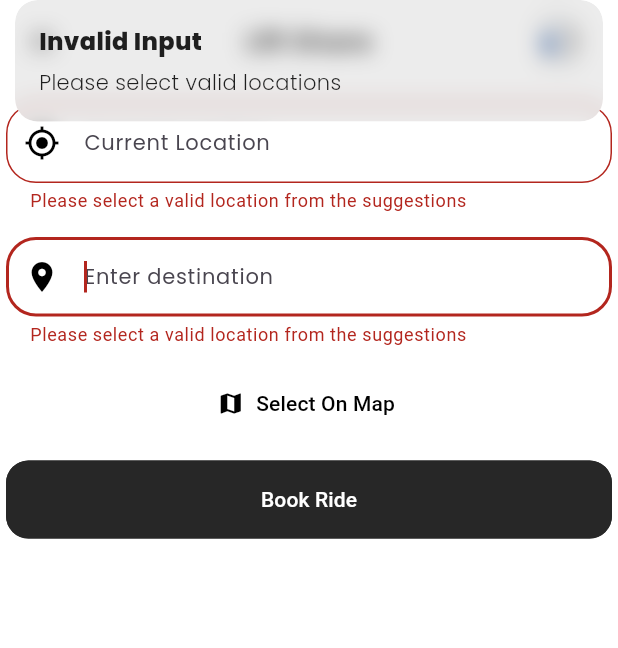
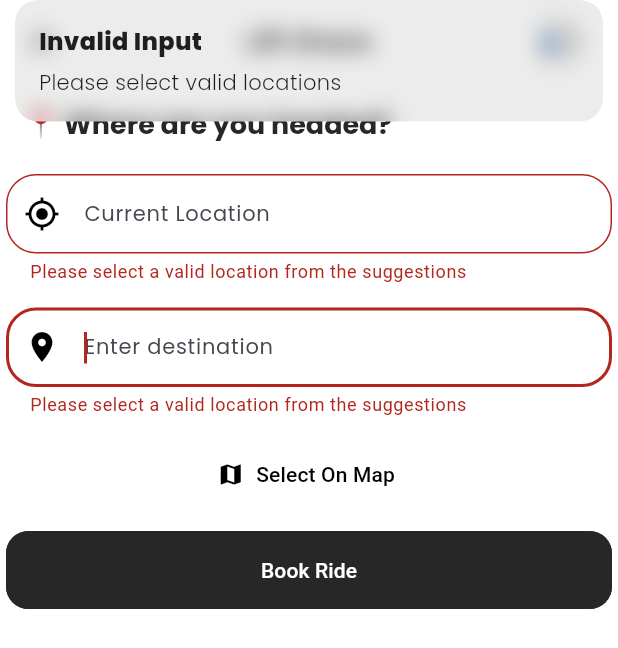
Before and after one commit to advikakshatdevansh/liftapp2, a Flutter app: the SelectLocation screen opened by its route, after a tap on "Book Ride", on a phone screen of 412 x 824 dp. Shown: the top 648 px of the screen. Run offline on Flutter 3.47's test engine with Material 3 defaults, Android fonts, the phone set to English and light mode, and no system bars; our stand-ins replace badges, cloud_firestore, connectivity_plus, country_code_picker, firebase_auth, firebase_core and 21 more; missing offline and left inert: cloudinary_public, geoflutterfire_plus; accounts and stored records are empty.

Commit message:
Updated SelectLocation screen layout and added header

```diff
--- a/lib/features/booking/screens/selectLocation/select_location_screen.dart
+++ b/lib/features/booking/screens/selectLocation/select_location_screen.dart
@@ -1,25 +1,75 @@
 import 'package:flutter/material.dart';
 import '../../../../../common/widgets/drawer/drawer.dart';
+import 'widgets/location_form_widget.dart';
+import 'widgets/appbar.dart';
+import 'package:flutter/material.dart';
+// Note: Adjusted imports for a single file structure.
+// In your project, keep your original import structure.
 import 'widgets/location_form_widget.dart';
 import 'widgets/appbar.dart';
 
 class SelectLocation extends StatelessWidget {
   const SelectLocation({super.key});
 
+  // Helper widget to build the Quick Select Chips
+  Widget _buildQuickSelectChip(BuildContext context, String label, IconData icon) {
+    return ActionChip(
+      avatar: Icon(icon, size: 18, color: Theme.of(context).primaryColor),
+      label: Text(label, style: Theme.of(context).textTheme.bodyMedium),
+      onPressed: () {
+        // --- Add your navigation or form pre-fill logic here ---
+        ScaffoldMessenger.of(context).showSnackBar(
+          SnackBar(content: Text('Selected: $label')),
+        );
+      },
+      backgroundColor: Theme.of(context).primaryColor.withOpacity(0.1),
+      shape: RoundedRectangleBorder(
+        borderRadius: BorderRadius.circular(20),
+        side: BorderSide(color: Theme.of(context).primaryColor.withOpacity(0.4)),
+      ),
+      padding: const EdgeInsets.symmetric(horizontal: 8, vertical: 4),
+    );
+  }
+
   @override
   Widget build(BuildContext context) {
     //Variables
     final txtTheme = Theme.of(context).textTheme;
+    const double padding = 16.0;
+
     return SafeArea(
       child: Scaffold(
-        appBar: DashboardAppBar(),
-
-        /// Create a new Header
-        drawer: TDrawer(),
+        appBar: const DashboardAppBar(),
+        drawer: const TDrawer(),
         body: SingleChildScrollView(
           child: Column(
             crossAxisAlignment: CrossAxisAlignment.start,
-            children: [const LocationFormWidget()],
+            children: [
+              // 1. Title/Instruction Header
+              Padding(
+                padding: const EdgeInsets.fromLTRB(padding, padding, padding, 8.0),
+                child: Text(
+                  '📍 Where are you headed?',
+                  style: txtTheme.headlineMedium?.copyWith(fontWeight: FontWeight.bold),
+                ),
+              ),
+
+
+              // 2. Location Input Form (Original Widget)
+              const LocationFormWidget(),
+
+              const SizedBox(height: 20),
+
+              // --- Attractive Content Below Form ---
+
+
+
+
+              // 5. Map Preview Placeholder
+
+
+              const SizedBox(height: 30), // Extra space at the bottom
+            ],
           ),
         ),
       ),
```
